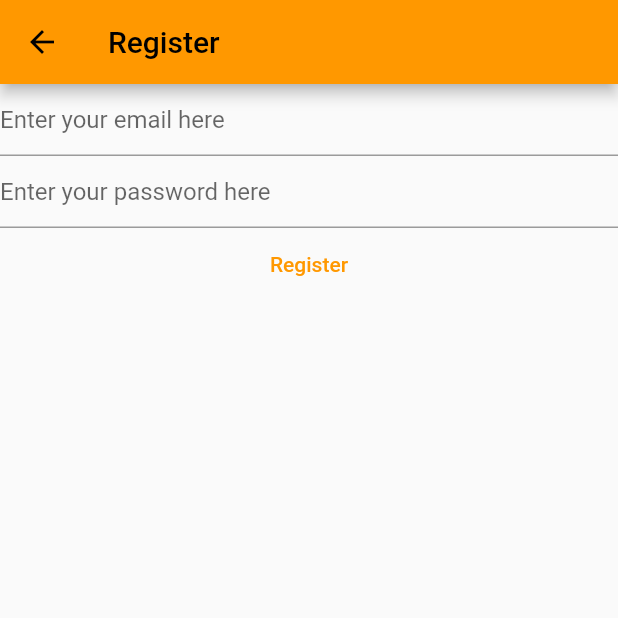
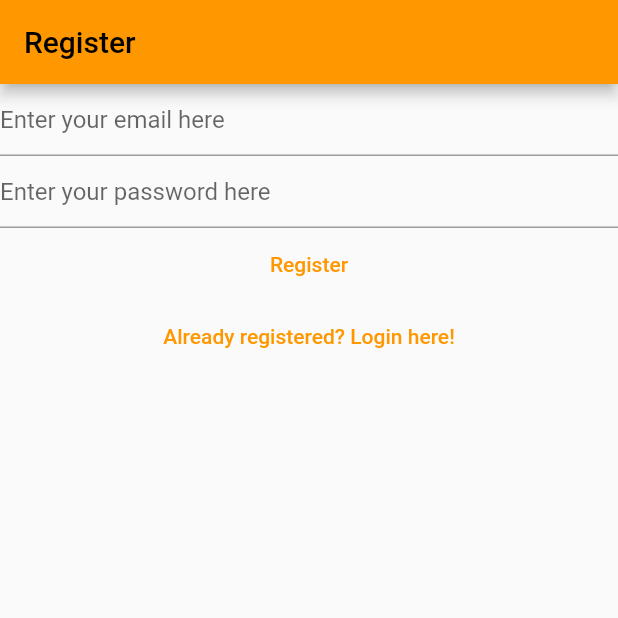
Before and after one commit to Precioussoul/Learning-Dart-Flutter-Course-, a Flutter app: the RegisterView screen opened directly, on a phone screen of 412 x 824 dp, the top half of it. Run offline on Flutter 3.47's test engine with Material 2 defaults, Android fonts, the phone set to English and light mode, and no system bars; our stand-ins replace firebase_auth, firebase_core; accounts and stored records are empty.

Commit message:
feat: added chapter 15 - verify email view and screen routing

```diff
--- a/lib/views/register_view.dart
+++ b/lib/views/register_view.dart
@@ -33,27 +33,21 @@ class _RegisterViewState extends State<RegisterView> {
   Widget build(BuildContext context) {
     return Scaffold(
       appBar: AppBar(title: const Text('Register')),
-      body: FutureBuilder(
-        future: Firebase.initializeApp(
-            options: DefaultFirebaseOptions.currentPlatform),
-        builder: ((context, snapshot) {
-          switch (snapshot.connectionState) {
-            case ConnectionState.done:
-              return Column(
+      body: Column(
         children: [
           TextField(
             controller: _email,
             enableSuggestions: true,
             autocorrect: false,
             keyboardType: TextInputType.emailAddress,
-                    decoration: const InputDecoration(
-                        hintText: 'Enter your email here'),
+            decoration:
+                const InputDecoration(hintText: 'Enter your email here'),
           ),
           TextField(
             controller: _password,
             obscureText: true,
-                    decoration: const InputDecoration(
-                        hintText: 'Enter your password here'),
+            decoration:
+                const InputDecoration(hintText: 'Enter your password here'),
           ),
           TextButton(
             onPressed: (() async {
@@ -75,12 +69,13 @@ class _RegisterViewState extends State<RegisterView> {
             }),
             child: const Text('Register'),
           ),
+          TextButton(
+              onPressed: () {
+                Navigator.of(context)
+                    .pushNamedAndRemoveUntil('/login/', (route) => false);
+              },
+              child: const Text('Already registered? Login here!'))
         ],
-              );
-            default:
-              return const Text('loading...');
-          }
-        }),
       ),
     );
   }
```
Also changed, not shown: lib/main.dart (+14 -14 lines), lib/views/login_view.dart (+11 -17 lines), lib/views/verify_email_view.dart (added, +32 -0 lines). Lines whose indentation alone changed are shown as unchanged.
